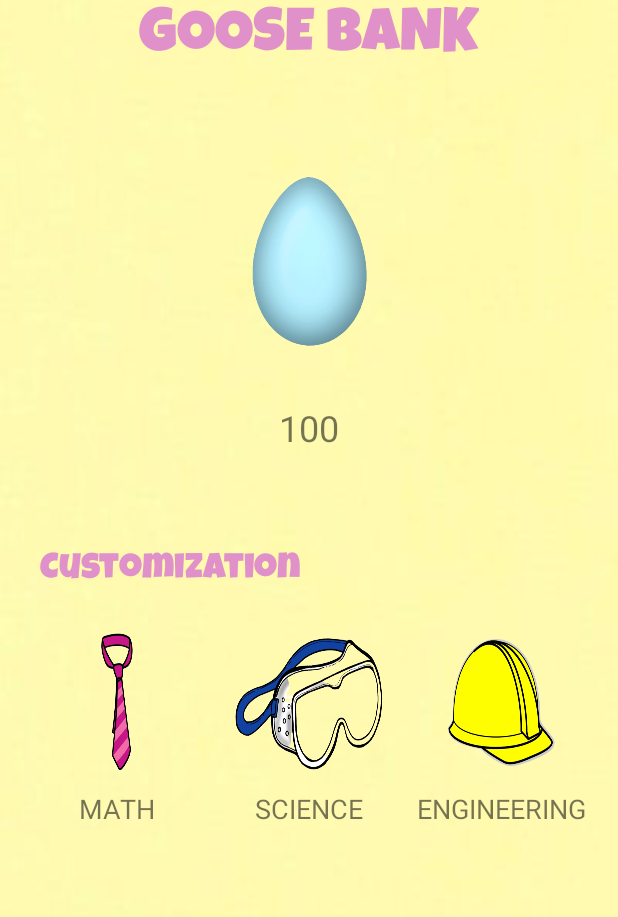
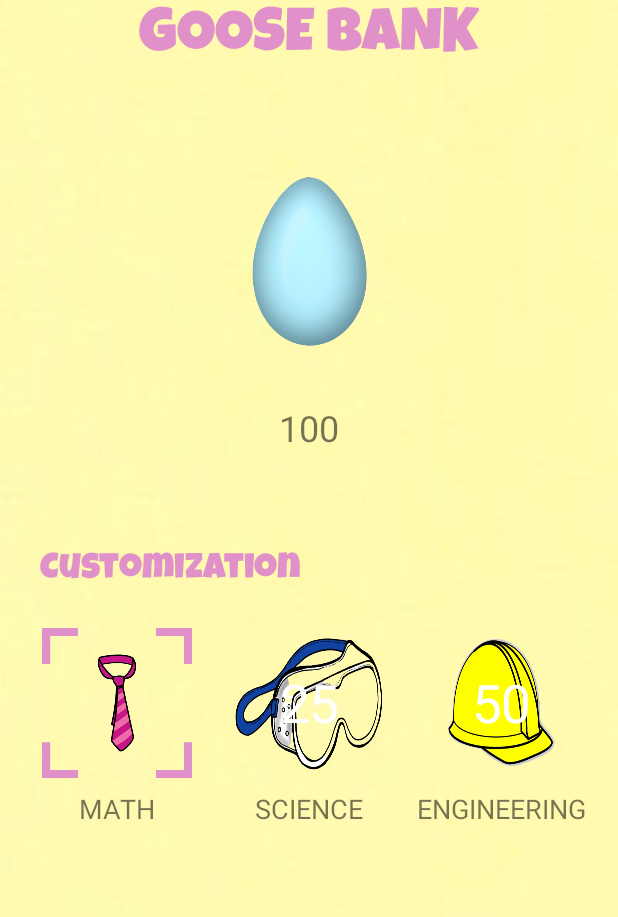
Before and after one commit to IChung14/greedy_goose, an Android app: the SettingsPage screen opened directly, with no data from a screen before it, after a tap on an icon or button, on a phone screen of 412 x 824 dp, the part 130-1047 px from its top. Run offline under Robolectric (Android 15) with nearby library versions, the phone set to English and light mode, and no system bars.

Commit message:
service binding is removed. major code cleanup in settings page

```diff
--- a/app/src/main/java/com/example/greedygoose/SettingsPage.kt
+++ b/app/src/main/java/com/example/greedygoose/SettingsPage.kt
@@ -3,6 +3,7 @@ package com.example.greedygoose
 import android.graphics.Color
 import android.os.Bundle
 import android.view.View
+import android.widget.CheckBox
 import androidx.appcompat.app.AppCompatActivity
 import com.example.greedygoose.data.Theme
 import com.example.greedygoose.databinding.ActivitySettingsPageBinding
@@ -24,125 +25,56 @@ class SettingsPage : AppCompatActivity() {
         }
         supportActionBar!!.setDisplayHomeAsUpEnabled(true)
 
-        if (!mod.is_tie_unlocked) {
-            binding.customizationOption1.setBackgroundResource(R.drawable.grey_tie)
-            binding.customizationOption1.text = "50"
-            binding.customizationOption1.textAlignment = View.TEXT_ALIGNMENT_CENTER
-            binding.customizationOption1.setTextColor(Color.WHITE)
-            binding.customizationOption1.setTextSize(35F)
-        }
-        if (!mod.is_goggle_unlocked) {
-            binding.customizationOption2.setBackgroundResource(R.drawable.grey_goggles)
-            binding.customizationOption2.text = "25"
-            binding.customizationOption2.textAlignment = View.TEXT_ALIGNMENT_CENTER
-            binding.customizationOption2.setTextColor(Color.WHITE)
-            binding.customizationOption2.setTextSize(35F)
-        }
-        if (!mod.is_hard_hat_unlocked) {
-            binding.customizationOption3.setBackgroundResource(R.drawable.grey_hardhat)
-            binding.customizationOption3.text = "50"
-            binding.customizationOption3.textAlignment = View.TEXT_ALIGNMENT_CENTER
-            binding.customizationOption3.setTextColor(Color.WHITE)
-            binding.customizationOption3.setTextSize(35F)
+        setAccessoryWidget(binding.customizationOption1, Theme.MATH, 50)
+        setAccessoryWidget(binding.customizationOption2, Theme.SCI, 25)
+        setAccessoryWidget(binding.customizationOption3, Theme.ENG, 50)
     }
 
-        when(viewModel.theme.value){
-            Theme.SCI -> binding.customizationOption2.setBackgroundResource(R.drawable.highlighted_goggles)
-            Theme.ENG -> binding.customizationOption3.setBackgroundResource(R.drawable.highlighted_hardhat)
-            Theme.MATH -> binding.customizationOption1.setBackgroundResource(R.drawable.highlighted_tie)
-            Theme.NONE -> {}
+    // initialize accessory widget
+    private fun setAccessoryWidget(view: CheckBox, theme: Theme, price: Int){
+        val src = viewModel.getThemeSrc(
+            theme,
+            viewModel.theme.value == theme,
+            viewModel.purchased[theme]?.value == true
+        )
+        view.setBackgroundResource(src)
+
+        if(viewModel.purchased[theme]?.value != true){
+            // display gray icon if not purchased
+            view.text = price.toString()
+            view.textAlignment = View.TEXT_ALIGNMENT_CENTER
+            view.setTextColor(Color.WHITE)
+            view.textSize = 35F
         }
 
-        binding.customizationOption1.setOnClickListener {
-            if (mod.is_tie_unlocked) {
-                if (viewModel.theme.value == Theme.MATH) {
-                    binding.customizationOption1.setBackgroundResource(R.drawable.pink_tie)
-                    viewModel.setTheme(Theme.NONE)
-                } else checkGoose()
-            } else purchaseItem("pink", binding.customizationOption1.text.toString().toInt())
+        view.setOnClickListener {
+            if (viewModel.purchased[theme]?.value == true) {
+                // if purchased, toggle selected accessory usage
+                toggleAccessoryUsage(view, theme)
+            } else if(viewModel.setPurchased(theme, price)) {
+                // if not purchased, purchase the item, and set if successful
+                toggleAccessoryUsage(view, theme)
             }
-        binding.customizationOption2.setOnClickListener {
-            if (mod.is_goggle_unlocked) {
-                if (viewModel.theme.value == Theme.SCI) {
-                    binding.customizationOption2.setBackgroundResource(R.drawable.science_goggle)
-                    viewModel.setTheme(Theme.NONE)
-                } else checkGoose()
-            } else purchaseItem("blue", binding.customizationOption2.text.toString().toInt())
         }
-        binding.customizationOption3.setOnClickListener {
-            if (mod.is_hard_hat_unlocked) {
-                if (viewModel.theme.value == Theme.ENG) {
-                    binding.customizationOption3.setBackgroundResource(R.drawable.yellow_hard_hat)
-                    viewModel.setTheme(Theme.NONE)
-                } else checkGoose()
-            } else purchaseItem("yellow", binding.customizationOption3.text.toString().toInt())
     }
 
-        // We want to listen to any changes in the egg count, and update the number of eggs
-        // displayed in our UI in real time
-//        mod.observeEntertainment(this, this)
+    // toggle between active and inactive accessory status
+    private fun toggleAccessoryUsage(view: CheckBox, theme: Theme) {
+        // checks if this performance is select or unselect
+        val isSelected = viewModel.theme.value != theme
+        val src = viewModel.getThemeSrc(theme, isSelected)
+
+        initAllAccessories()
+        view.setBackgroundResource(src)
+        view.text = ""
+
+        viewModel.setTheme(if(isSelected) theme else Theme.NONE)
     }
 
-    private fun updateSelectedItem() {
-        if (mod.is_tie_selected) {
-            binding.customizationOption1.setBackgroundResource(R.drawable.highlighted_tie)
-            viewModel.setTheme(Theme.MATH)
-        }else if (mod.is_tie_unlocked) {
+    // set all accessory widgets to default image
+    private fun initAllAccessories(){
         binding.customizationOption1.setBackgroundResource(R.drawable.pink_tie)
-        }
-
-        if (mod.is_goggle_selected) {
-            binding.customizationOption2.setBackgroundResource(R.drawable.highlighted_goggles)
-            viewModel.setTheme(Theme.SCI)
-        }else if (mod.is_goggle_unlocked) {
         binding.customizationOption2.setBackgroundResource(R.drawable.science_goggle)
-        }
-
-        if (mod.is_hard_hat_selected) {
-            binding.customizationOption3.setBackgroundResource(R.drawable.highlighted_hardhat)
-            viewModel.setTheme(Theme.ENG)
-        }else if (mod.is_hard_hat_unlocked) {
         binding.customizationOption3.setBackgroundResource(R.drawable.yellow_hard_hat)
     }
 }
-    private fun updateItem(item_name: String) {
-        if (item_name === "pink") {
-            mod.is_tie_unlocked = true
-            mod.is_tie_selected = true
-            mod.is_goggle_selected = false
-            mod.is_hard_hat_selected = false
-            binding.customizationOption1.setBackgroundResource(R.drawable.highlighted_tie)
-            binding.customizationOption1.text = ""
-            updateSelectedItem()
-        }
-        else if (item_name === "blue") {
-            mod.is_goggle_unlocked = true
-            mod.is_tie_selected = false
-            mod.is_goggle_selected = true
-            mod.is_hard_hat_selected = false
-            binding.customizationOption2.setBackgroundResource(R.drawable.highlighted_goggles)
-            binding.customizationOption2.text = ""
-            updateSelectedItem()
-        }
-        else if (item_name === "yellow") {
-            mod.is_hard_hat_unlocked = true
-            mod.is_tie_selected = false
-            mod.is_goggle_selected = false
-            mod.is_hard_hat_selected = true
-            binding.customizationOption3.setBackgroundResource(R.drawable.highlighted_hardhat)
-            binding.customizationOption3.text = ""
-            updateSelectedItem()
-        }
-    }
-
-    private fun purchaseItem(item_name: String, item_price: Int) {
-        if(viewModel.eggCount.value >= item_price){
-            viewModel.decrementEggCount(item_price)
-            updateItem(item_name)
-        }
-    }
-
-    private fun checkGoose() {
-        updateSelectedItem()
-    }
-}
--- a/app/src/main/java/com/example/greedygoose/SettingsViewModel.kt
+++ b/app/src/main/java/com/example/greedygoose/SettingsViewModel.kt
@@ -9,12 +9,35 @@ class SettingsViewModel(context: Context): ViewModel() {
     private val model = SPLDAccessModel(context = context)
     val eggCount = model.eggCount
     val theme = model.theme
+    val purchased = model.purchased
 
-    fun decrementEggCount(value: Int){
-        model.setEggCount(model.eggCount.value - value)
+    init{
+        setPurchased(Theme.MATH, 0)
     }
 
-    fun setTheme(theme: Theme){
-        model.setTheme(theme)
+    fun setTheme(theme: Theme){ model.setTheme(theme) }
+    fun setPurchased(item: Theme, price: Int): Boolean{
+        if(model.eggCount.value - price>=0){
+            model.setPurchased(item)
+            model.setEggCount(model.eggCount.value - price)
+            return true
+        }
+        return false
+    }
+
+    // get appropriate accessory button image src
+    fun getThemeSrc(theme: Theme, isSelected: Boolean, isActive: Boolean = true) = when (theme) {
+        Theme.MATH ->
+            if(isSelected) R.drawable.highlighted_tie
+            else if(!isActive) R.drawable.grey_tie
+            else R.drawable.pink_tie
+        Theme.SCI ->
+            if(isSelected) R.drawable.highlighted_goggles
+            else if(!isActive) R.drawable.grey_goggles
+            else R.drawable.science_goggle
+        else -> // ENG
+            if(isSelected) R.drawable.highlighted_hardhat
+            else if(!isActive) R.drawable.grey_hardhat
+            else R.drawable.yellow_hard_hat
     }
 }
--- a/app/src/main/java/com/example/greedygoose/data/SPLDAccessModel.kt
+++ b/app/src/main/java/com/example/greedygoose/data/SPLDAccessModel.kt
@@ -13,7 +13,6 @@ class SPLDAccessModel(val context: Context) {
         PreferenceManager.getDefaultSharedPreferences(context.applicationContext)
 
     val eggCount = sharedPreference.intLiveData(ModelKeys.EGG_COUNT.key, DEFAULT_EGG_COUNT)
-
     fun setEggCount(num: Int){
         with(sharedPreference.edit()){
             putInt(ModelKeys.EGG_COUNT.key, num)
@@ -29,13 +28,30 @@ class SPLDAccessModel(val context: Context) {
         }
     }
 
+    val purchased = mapOf<Theme, LiveData<Boolean>>(
+        Theme.MATH to sharedPreference.booleanLiveData(Theme.MATH.key, false),
+        Theme.SCI to sharedPreference.booleanLiveData(Theme.SCI.key, false),
+        Theme.ENG to sharedPreference.booleanLiveData(Theme.ENG.key, false)
+    )
+    fun setPurchased(item: Theme){
+        with(sharedPreference.edit()){
+            putBoolean(item.key, true)
+            apply()
+        }
+    }
 
+}
+
+enum class Theme(val key: String){
+    MATH("math"),
+    SCI("sci"),
+    ENG("eng"),
+    NONE("none")
 }
 
 enum class ModelKeys(val key: String){
     EGG_COUNT("EggCount"),
     THEME("Theme"),
-    ACTION("Action"),
 }
 
 val memes: List<Int> = listOf(
@@ -52,10 +68,6 @@ enum class Action {
     BEHIND_RIGHT2, FLYING_LEFT, FLYING_RIGHT, SITTING_LEFT, SITTING_RIGHT, WALKING_LEFT, WALKING_LEFT2,
     WALKING_RIGHT, WALKING_RIGHT2, WINDOW_LEFT, WINDOW_RIGHT, ANGRY_LEFT_MIDDLE, ANGRY_RIGHT_MIDDLE,
     WALKING_LEFT_MIDDLE, WALKING_RIGHT_MIDDLE
-}
-
-enum class Theme {
-    ENG, MATH, SCI, NONE
 }
 
 enum class Direction {
--- a/app/src/main/java/com/example/greedygoose/data/model.kt
+++ b/app/src/main/java/com/example/greedygoose/data/model.kt
@@ -4,11 +4,6 @@ import android.app.NotificationManager
 
 
 class model {
-
-    var is_tie_unlocked = true
-    var is_goggle_unlocked = true
-    var is_hard_hat_unlocked = true
-
     var is_tie_selected = false
     var is_goggle_selected = false
     var is_hard_hat_selected = false
--- a/app/src/main/java/com/example/greedygoose/ui/HomeFragment.kt
+++ b/app/src/main/java/com/example/greedygoose/ui/HomeFragment.kt
@@ -16,7 +16,7 @@ import com.example.greedygoose.timer.TimerPage
 
 class HomeFragment : Fragment() {
 
-    lateinit var binding: FragmentHomeBinding
+    private lateinit var binding: FragmentHomeBinding
 
     override fun onCreateView(
         inflater: LayoutInflater, container: ViewGroup?,
@@ -24,8 +24,6 @@ class HomeFragment : Fragment() {
     ): View? {
         // Inflate the layout for this fragment
         binding = FragmentHomeBinding.inflate(inflater)
-
-        context?.let{ mod.observeEntertainment(this, it) }
 
         val greedyGooseText = binding.textView
         val greedy = getColoredSpanned("Greedy Goose", "#e83372", "#E191CA")
```
Also changed, not shown: app/src/main/java/com/example/greedygoose/Entertainment.kt (+3 -6 lines), app/src/main/java/com/example/greedygoose/GooseViewModel.kt (deleted, +0 -7 lines). Lines whose indentation alone changed are shown as unchanged.
